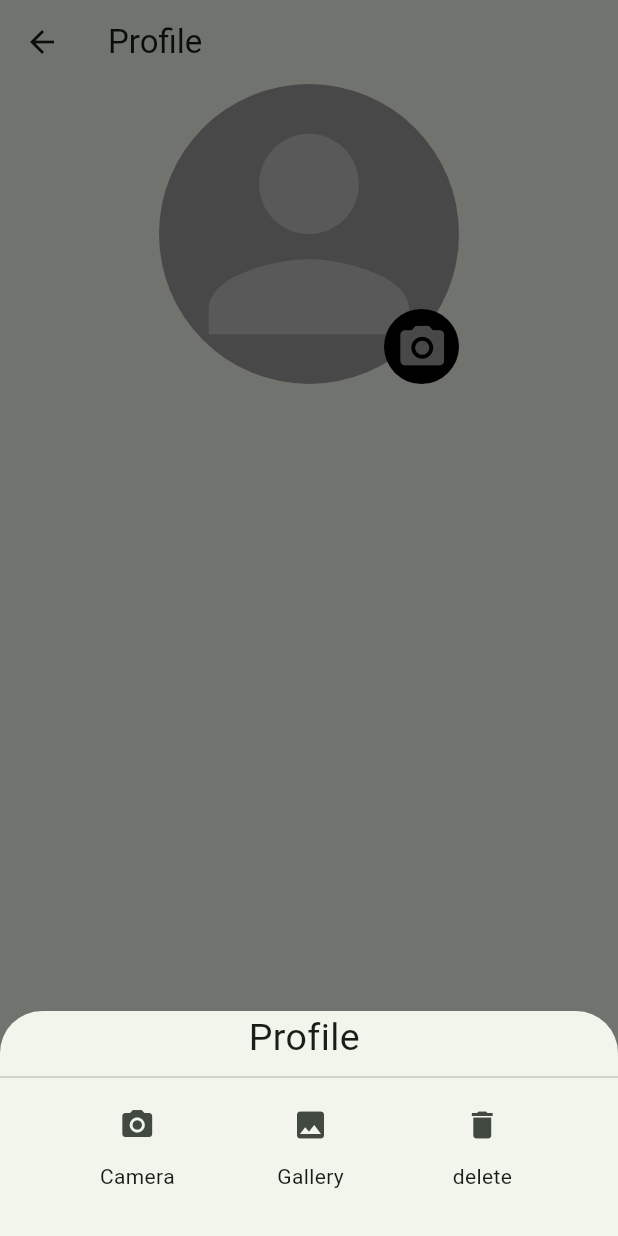
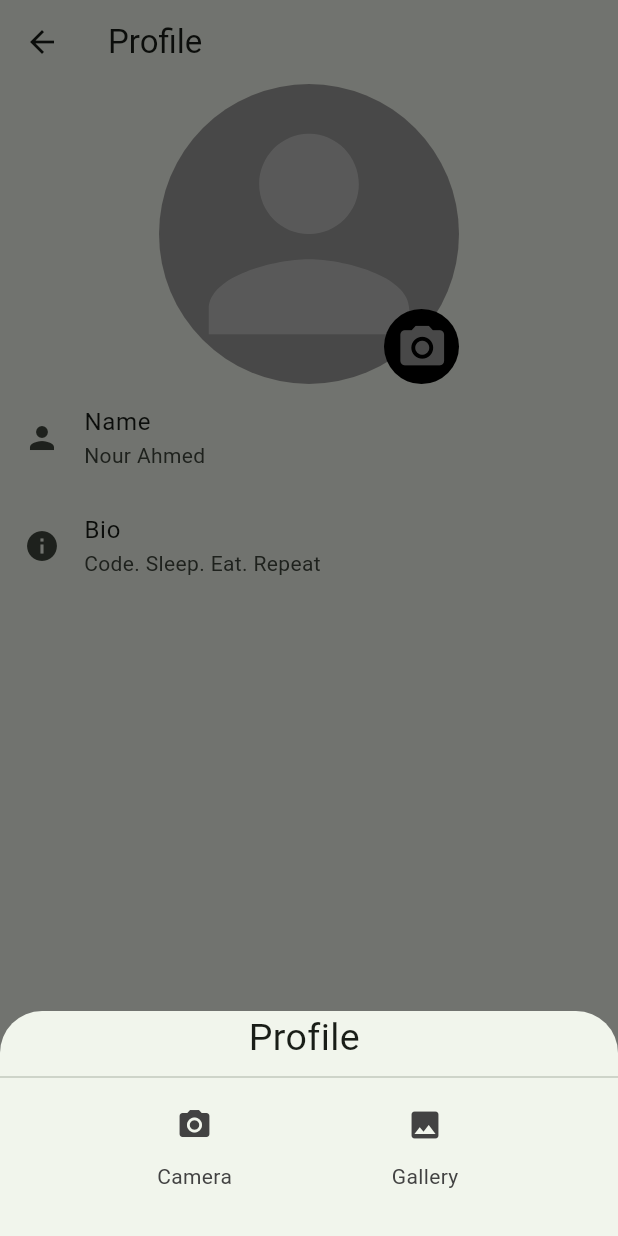
Before and after one commit to Nour484/flutter_step_by_step, a Flutter app: the ProfilePage screen opened directly, after a tap on the "camera alt" icon, on a phone screen of 412 x 824 dp. Run offline on Flutter 3.47's test engine with Material 3 defaults, Android fonts, the phone set to English and light mode, and no system bars; our stand-ins replace image_picker.

Commit message:
image picker plugin

```diff
--- a/lib/first_screen.dart
+++ b/lib/first_screen.dart
@@ -15,14 +15,8 @@ class _FirstScreenState extends State<FirstScreen> {
 
   @override
   void dispose() {
-    print(" title  ${title.text}   body ${body.text}");
-
-    title.clear();
-    body.clear();
     title.dispose();
     body.dispose();
-
-    print(" title  ${title.text}   body ${body.text}");
 
     // TODO: implement dispose
     super.dispose();
--- a/lib/profile/profile_page/profile_page.dart
+++ b/lib/profile/profile_page/profile_page.dart
@@ -1,7 +1,33 @@
+import 'dart:io';
+
 import 'package:flutter/material.dart';
+import 'package:image_picker/image_picker.dart';
 
-class ProfilePage extends StatelessWidget {
+class ProfilePage extends StatefulWidget {
   const ProfilePage({super.key});
+
+  @override
+  State<ProfilePage> createState() => _ProfilePageState();
+}
+
+class _ProfilePageState extends State<ProfilePage> {
+  ImagePicker imagePicker = ImagePicker();
+
+  File? selectedImage;
+
+  Future<void> imageSelector(  ImageSource   source) async {
+    XFile? image = await imagePicker.pickImage(source: source);
+
+    if (image != null  && mounted) {
+
+
+       setState(() {
+         selectedImage = File(image!.path);
+       });
+
+
+    }
+  }
 
   @override
   Widget build(BuildContext context) {
@@ -18,12 +44,20 @@ class ProfilePage extends StatelessWidget {
               CircleAvatar(
                   backgroundColor: Colors.grey.shade500,
                   radius: 100,
-                child: Icon(
+                  child: selectedImage == null
+                      ? Icon(
                           Icons.person,
                           size: 200,
                           color: Colors.white38,
-                ),
-              ),
+                        )
+                      : ClipOval(child: Image.file(
+
+                    height:  200,
+                       width:  200,
+                       fit: BoxFit.cover,
+
+
+                      selectedImage!))),
               CircleAvatar(
                   backgroundColor: Colors.black,
                   radius: 25,
@@ -35,17 +69,48 @@ class ProfilePage extends StatelessWidget {
                                   height: 150,
                                   child: Column(
                                     children: [
-                                      Text("Profile "  , style:  TextStyle(fontSize: 25),),
+                                      Text(
+                                        "Profile ",
+                                        style: TextStyle(fontSize: 25),
+                                      ),
                                       Divider(),
                                       Row(
+                                        mainAxisAlignment:
+                                            MainAxisAlignment.spaceEvenly,
+                                        children: [
+                                          Options(
+                                            onPressed: () {
+                                              imageSelector( ImageSource.camera);
+                                              Navigator.pop(context) ;
+                                            },
+                                            title: "Camera",
+                                            icon: Icons.camera_alt,
+                                          ),
+                                          Options(
+                                            onPressed: () {
 
-                                        mainAxisAlignment: MainAxisAlignment .spaceEvenly,
-                                        children: [
+                                              imageSelector( ImageSource.gallery);
 
-                                          Options(title:  "Camera",  icon:  Icons.camera_alt,) ,
-                                          Options(title:  "Gallery",  icon:  Icons.image,) ,
-                                          Options(title:  "delete",  icon:  Icons.delete,) ,
+                                              Navigator.pop(context) ;
+                                            },
+                                            title: "Gallery",
+                                            icon: Icons.image,
+                                          ),
+                                       if(selectedImage != null)
+                                              Options( selectedImage: selectedImage,
 
+                                                onPressed: () {
+
+                                                  if (mounted) {
+                                                    setState(() {
+                                                      selectedImage = null;
+                                                    });
+                                                  }
+                                                  Navigator.pop(context) ;
+                                                },
+                                                title:  "delete",
+                                                icon: Icons.delete,
+                                              ),
 
                                         ],
                                       )
@@ -60,40 +125,59 @@ class ProfilePage extends StatelessWidget {
                       )))
             ],
           ))
+       ,
+        ListTile(
+           title: Text("Name "),
+          subtitle: Text("Nour Ahmed "),
+          leading:  Icon(Icons.person),
+
+        ),
+          ListTile(
+            title: Text("Bio "),
+            subtitle: Text("Code. Sleep. Eat. Repeat "),
+            leading:  Icon(Icons.info),
+
+          )
+
          ],
       ),
     );
   }
 }
 
+class Options extends StatelessWidget {
+  final String title;
 
+  final IconData icon;
 
+  Colors? color;
 
+   File ? selectedImage;
 
+  VoidCallback onPressed;
 
-   class Options extends StatelessWidget {
+  Options(
+      {required this.onPressed,
+      this.color,
 
-
-  final String title ;
- final  IconData icon ;
-
-    Colors ? color ;
-
-
-
-
-
-       Options({ this.color ,  required  this.title , required this.icon ,   super.key});
+        this.selectedImage,
+      required this.title,
+      required this.icon,
+      super.key});
 
   @override
   Widget build(BuildContext context) {
-       return  Column(
+    return Column(
       children: [
         IconButton(
-               onPressed: () {},
-               icon: Icon(icon   , )),
-           Text(title)
+          color:  selectedImage == null? Colors.grey.shade800: Colors.red,
+          icon: Icon(
+            icon,
+          ),
+          onPressed: onPressed,
+        ),
+        Text(title   , style:  TextStyle(color:  selectedImage == null?  Colors.grey.shade800 : Colors.red), )
       ],
-       ) ;
+    );
   }
 }
--- a/pubspec.yaml
+++ b/pubspec.yaml
@@ -34,6 +34,10 @@ dependencies:
   # The following adds the Cupertino Icons font to your application.
   # Use with the CupertinoIcons class for iOS style icons.
   cupertino_icons: ^1.0.8
+  image_picker: ^1.1.2
+
+
+
 
 dev_dependencies:
   flutter_test:
```
Also changed, not shown: pubspec.lock, 3 other files. Lines whose indentation alone changed are shown as unchanged.
